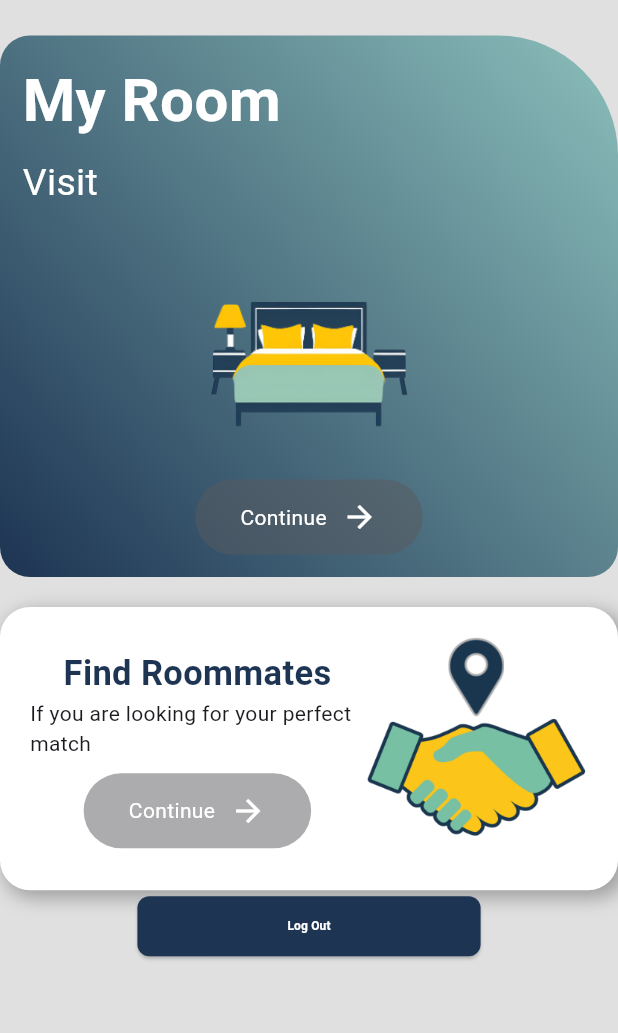
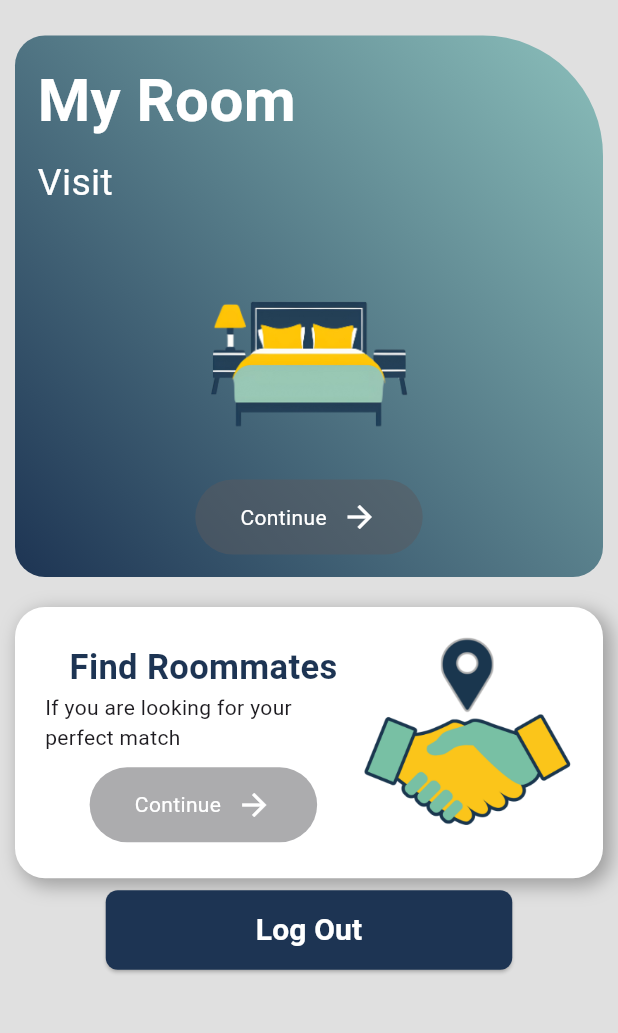
Before and after one commit to cammartinezx/RoomHub, a Flutter app: the OurHomeExisting screen opened directly with empty values, on a phone screen of 412 x 824 dp, the part 167-1200 px from its top. Run offline on Flutter 3.47's test engine with Material 3 defaults, Android fonts, the phone set to English and light mode, and no system bars; our stand-ins replace animated_splash_screen, flutter_card_swiper, flutter_riverpod, fluttertoast, lottie; missing offline and left inert: amplify_auth_cognito, amplify_flutter, multiselect; network calls fail.

Commit message:
Updated to have correct sizing

```diff
--- a/flutter_frontend/lib/screens/home/home_existing_user.dart
+++ b/flutter_frontend/lib/screens/home/home_existing_user.dart
@@ -35,7 +35,9 @@ class _OurHomeExistingState extends ConsumerState<OurHomeExisting> {
           child: Column(
             children: <Widget>[
               const Header(),
-              Container(
+              Padding(
+                padding: const EdgeInsets.symmetric(horizontal: 10),
+                child: Container(
                   padding: const EdgeInsets.all(15.0),
                   decoration: BoxDecoration(
                     gradient: LinearGradient(
@@ -102,9 +104,12 @@ class _OurHomeExistingState extends ConsumerState<OurHomeExisting> {
                     ],
                   ),
                 ),
+              ),
               const SizedBox(height: 20),
               //FIND ROOMMATES
-              OurContainer(
+              Padding(
+                padding: const EdgeInsets.symmetric(horizontal: 10),
+                child: OurContainer(
                   child: Row(
                     children: [
                       Expanded(
@@ -136,8 +141,11 @@ class _OurHomeExistingState extends ConsumerState<OurHomeExisting> {
                     ],
                   ),
                 ),
+              ),
 
-              ElevatedButton(
+              Padding(
+                padding: const EdgeInsets.all(8.0),
+                child: ElevatedButton(
                   onPressed: () async {
                     logOut();
                   },
@@ -146,7 +154,8 @@ class _OurHomeExistingState extends ConsumerState<OurHomeExisting> {
                     style: TextStyle(
                         color: Colors.white,
                         fontWeight: FontWeight.bold,
-                      fontSize: 8.0),
+                        fontSize: 20.0),
+                  ),
                 ),
               )
             ],
```
Also changed, not shown: flutter_frontend/lib/screens/home/home_new_user.dart (+12 -3 lines). Lines whose indentation alone changed are shown as unchanged.
